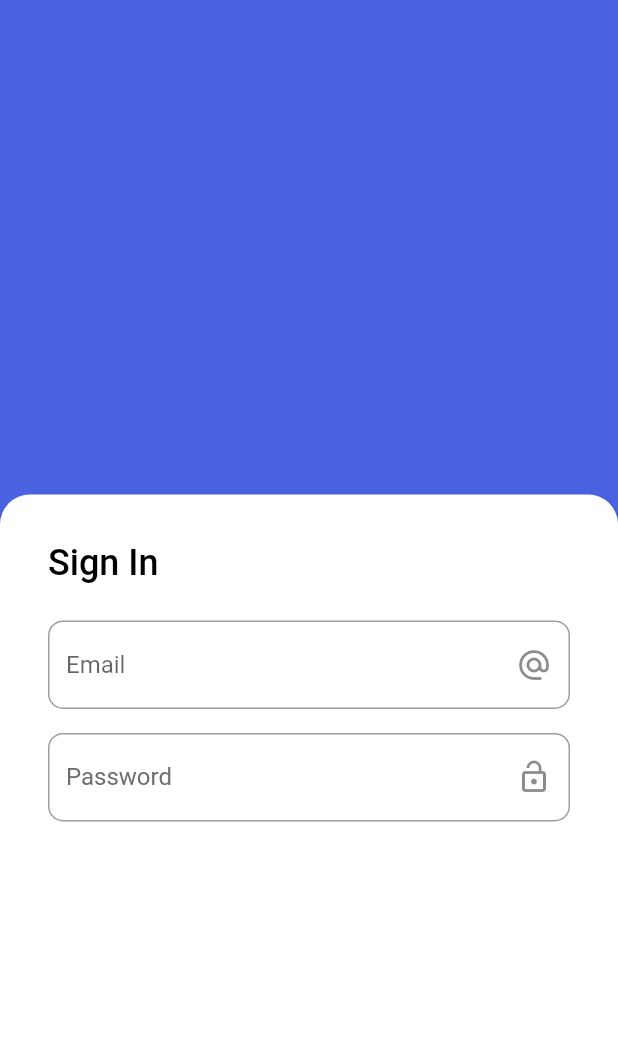
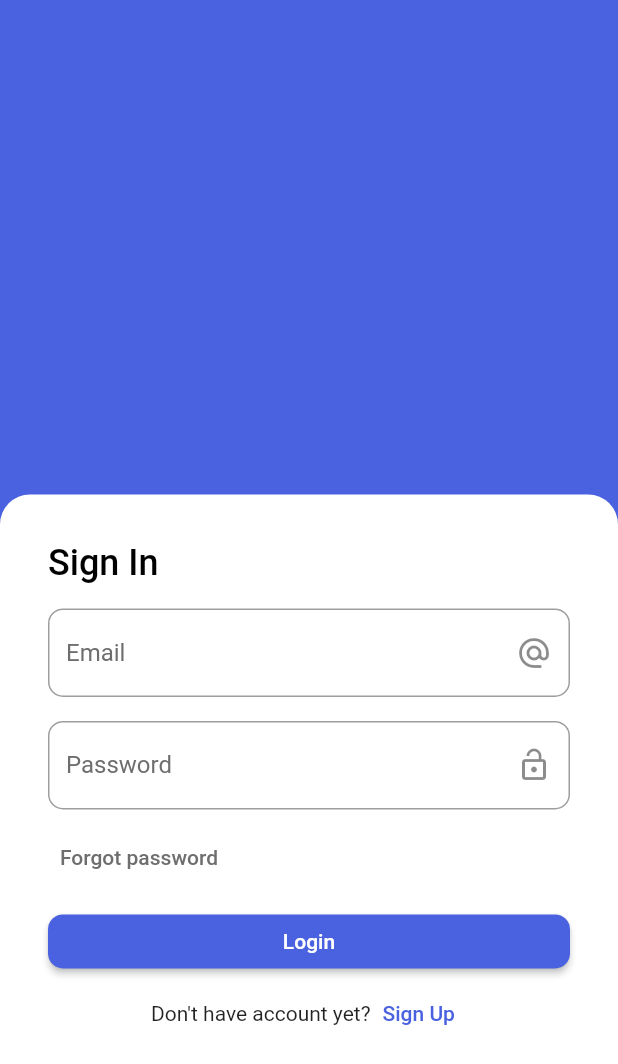
Before and after one commit to levanthuanmy/flutter_chat_app, a Flutter app: the screen it shows after launch, on a phone screen of 412 x 824 dp. Shown: the top 1064 px of the screen. Run offline on Flutter 3.47's test engine with Material 2 defaults, Android fonts, the phone set to English and light mode, and no system bars.

Commit message:
Refactor and update signin screen

```diff
--- /dev/null
+++ b/lib/common/auth_button.dart
@@ -0,0 +1,29 @@
+import 'package:flutter/material.dart';
+
+import '../constants/ui_constant.dart';
+
+class AuthButton extends StatelessWidget {
+  final String buttonText;
+  final VoidCallback onPressed;
+  const AuthButton(
+      {Key? key, required this.buttonText, required this.onPressed})
+      : super(key: key);
+
+  @override
+  Widget build(BuildContext context) {
+    return ElevatedButton(
+      style: TextButton.styleFrom(
+        shape: RoundedRectangleBorder(
+          borderRadius: BorderRadius.circular(UIConstant.borderRadius),
+        ),
+        padding: const EdgeInsets.symmetric(vertical: 8),
+      ),
+      onPressed: onPressed,
+      child: Center(
+          child: Text(
+        buttonText,
+        style: TextStyle(color: UIConstant.white),
+      )),
+    );
+  }
+}
--- /dev/null
+++ b/lib/common/custom_input_field.dart
@@ -0,0 +1,43 @@
+import 'package:flutter/material.dart';
+
+import '../constants/ui_constant.dart';
+
+class CustomInputField extends StatelessWidget {
+  final bool obscureText;
+  final String? hintText;
+  final Widget? suffixIcon;
+  final TextEditingController controller;
+  final String errorText;
+
+  const CustomInputField({
+    Key? key,
+    required this.controller,
+    this.suffixIcon,
+    this.errorText = "",
+    this.hintText,
+    this.obscureText = false,
+  }) : super(key: key);
+
+  @override
+  Widget build(BuildContext context) {
+    return Container(
+      // margin: const EdgeInsets.fromLTRB(0, 16, 0, 0),
+      child: TextField(
+        controller: controller,
+        decoration: InputDecoration(
+          hintText: hintText,
+          hintStyle: TextStyle(color: UIConstant.secondary),
+          suffixIcon: suffixIcon,
+          border: OutlineInputBorder(
+            borderSide: const BorderSide(
+              color: Colors.grey,
+              width: 1.0,
+            ),
+            borderRadius: BorderRadius.circular(UIConstant.borderRadius),
+          ),
+        ),
+        obscureText: obscureText,
+      ),
+    );
+  }
+}
--- /dev/null
+++ b/lib/constants/ui_constant.dart
@@ -0,0 +1,45 @@
+import 'package:flutter/material.dart';
+
+class UIConstant {
+  static Color primary = const Color.fromRGBO(74, 98, 224, 1);
+  static Color secondary = const Color.fromRGBO(110, 110, 110, 1);
+
+  /// Disabled background color
+  static Color tertiary = const Color.fromRGBO(229, 229, 229, 1);
+  static Color white = Colors.white;
+
+  static const double borderRadius = 10;
+
+  static double fontSize12 = 12;
+  static double fontSize14 = 14;
+  static double fontSize16 = 16;
+  static double fontSize18 = 18;
+  static double fontSize24 = 24;
+  static double fontSize32 = 32;
+
+  static FontWeight fontWeightLight = FontWeight.w300;
+  static FontWeight fontWeightNormal = FontWeight.w400;
+  static FontWeight fontWeightMedium = FontWeight.w500;
+  static FontWeight fontWeightSemiBold = FontWeight.w600;
+  static FontWeight fontWeightBold = FontWeight.w700;
+
+  static MaterialColor createMaterialColor(Color color) {
+    List strengths = <double>[.05];
+    final swatch = <int, Color>{};
+    final int r = color.red, g = color.green, b = color.blue;
+
+    for (int i = 1; i < 10; i++) {
+      strengths.add(0.1 * i);
+    }
+    strengths.forEach((strength) {
+      final double ds = 0.5 - strength;
+      swatch[(strength * 1000).round()] = Color.fromRGBO(
+        r + ((ds < 0 ? r : (255 - r)) * ds).round(),
+        g + ((ds < 0 ? g : (255 - g)) * ds).round(),
+        b + ((ds < 0 ? b : (255 - b)) * ds).round(),
+        1,
+      );
+    });
+    return MaterialColor(color.value, swatch);
+  }
+}
--- a/lib/main.dart
+++ b/lib/main.dart
@@ -1,5 +1,7 @@
 import 'package:flutter/material.dart';
-import 'package:flutter/rendering.dart';
+import 'package:flutter_chat_app/screens/signin_screen.dart';
+
+import 'constants/ui_constant.dart';
 
 void main() {
   runApp(const MyApp());
@@ -17,7 +19,7 @@ class MyApp extends StatelessWidget {
         primarySwatch: UIConstant.createMaterialColor(UIConstant.primary),
       ),
       debugShowCheckedModeBanner: false,
-      home: const MyHomePage(),
+      home: const SignInScreen(),
     );
   }
 }
@@ -30,134 +32,8 @@ class MyHomePage extends StatefulWidget {
 }
 
 class _MyHomePageState extends State<MyHomePage> {
-  double _getScreenWidth(BuildContext context) {
-    return MediaQuery.of(context).size.width;
-  }
-
-  double _getScreenHeight(BuildContext context) {
-    return MediaQuery.of(context).size.height;
-  }
-
   @override
   Widget build(BuildContext context) {
-    return Scaffold(
-      body: Container(
-        width: _getScreenWidth(context),
-        color: UIConstant.primary,
-        child: Column(
-          mainAxisAlignment: MainAxisAlignment.center,
-          children: <Widget>[
-            Container(
-              width: _getScreenWidth(context),
-              height: _getScreenHeight(context) * 0.4,
-            ),
-            Container(
-              width: _getScreenWidth(context),
-              height: _getScreenHeight(context) * 0.6,
-              decoration: const BoxDecoration(
-                borderRadius: BorderRadius.only(
-                  topLeft: Radius.circular(20),
-                  topRight: Radius.circular(20),
-                ),
-                color: Colors.white,
-              ),
-              child: Container(
-                padding: const EdgeInsets.all(32),
-                child: Column(
-                  children: [
-                    Row(
-                      children: [
-                        Text(
-                          'Sign In',
-                          style: TextStyle(
-                            color: Colors.black,
-                            fontSize: UIConstant.fontSize24,
-                            fontWeight: UIConstant.fontWeightMedium,
-                          ),
-                        ),
-                      ],
-                    ),
-                    Container(
-                      margin: const EdgeInsets.fromLTRB(0, 24, 0, 0),
-                      child: TextField(
-                        decoration: InputDecoration(
-                          hintText: 'Email',
-                          suffixIcon: const Icon(Icons.alternate_email),
-                          border: OutlineInputBorder(
-                            borderSide: const BorderSide(
-                              color: Colors.grey,
-                              width: 1.0,
-                            ),
-                            borderRadius: BorderRadius.circular(10),
-                          ),
-                        ),
-                      ),
-                    ),
-                    Container(
-                      margin: const EdgeInsets.fromLTRB(0, 16, 0, 0),
-                      child: TextField(
-                        decoration: InputDecoration(
-                          hintText: 'Password',
-                          hintStyle: TextStyle(color: UIConstant.secondary),
-                          suffixIcon: const Icon(Icons.lock_open),
-                          border: OutlineInputBorder(
-                            borderSide: const BorderSide(
-                              color: Colors.grey,
-                              width: 1.0,
-                            ),
-                            borderRadius: BorderRadius.circular(10),
-                          ),
-                        ),
-                        obscureText: true,
-                      ),
-                    )
-                  ],
-                ),
-              ),
-            ),
-          ],
-        ),
-      ),
-    );
+    return Container();
   }
 }
-
-class UIConstant {
-  static Color primary = const Color.fromRGBO(74, 98, 224, 1);
-  static Color secondary = const Color.fromRGBO(110, 110, 110, 1);
-  static Color tertiary =
-      const Color.fromRGBO(229, 229, 229, 1); //disable background color
-
-  static double fontSize12 = 12;
-  static double fontSize14 = 14;
-  static double fontSize16 = 16;
-  static double fontSize18 = 18;
-  static double fontSize24 = 24;
-  static double fontSize32 = 32;
-
-  static FontWeight fontWeightLight = FontWeight.w300;
-  static FontWeight fontWeightNormal = FontWeight.w400;
-  static FontWeight fontWeightMedium = FontWeight.w500;
-  static FontWeight fontWeightSemiBold = FontWeight.w600;
-  static FontWeight fontWeightBold = FontWeight.w700;
-
-  static MaterialColor createMaterialColor(Color color) {
-    List strengths = <double>[.05];
-    final swatch = <int, Color>{};
-    final int r = color.red, g = color.green, b = color.blue;
-
-    for (int i = 1; i < 10; i++) {
-      strengths.add(0.1 * i);
-    }
-    strengths.forEach((strength) {
-      final double ds = 0.5 - strength;
-      swatch[(strength * 1000).round()] = Color.fromRGBO(
-        r + ((ds < 0 ? r : (255 - r)) * ds).round(),
-        g + ((ds < 0 ? g : (255 - g)) * ds).round(),
-        b + ((ds < 0 ? b : (255 - b)) * ds).round(),
-        1,
-      );
-    });
-    return MaterialColor(color.value, swatch);
-  }
-}
--- /dev/null
+++ b/lib/screens/signin_screen.dart
@@ -0,0 +1,115 @@
+import 'package:flutter/material.dart';
+import 'package:flutter_chat_app/common/auth_button.dart';
+import 'package:flutter_chat_app/common/custom_input_field.dart';
+
+import '../constants/ui_constant.dart';
+
+class SignInScreen extends StatefulWidget {
+  const SignInScreen({Key? key}) : super(key: key);
+
+  @override
+  State<SignInScreen> createState() => _SignInScreenState();
+}
+
+class _SignInScreenState extends State<SignInScreen> {
+  double _getScreenWidth(BuildContext context) {
+    return MediaQuery.of(context).size.width;
+  }
+
+  double _getScreenHeight(BuildContext context) {
+    return MediaQuery.of(context).size.height;
+  }
+
+  @override
+  Widget build(BuildContext context) {
+    return Scaffold(
+      body: SafeArea(
+        child: Container(
+          color: UIConstant.primary,
+          child: Column(
+            mainAxisAlignment: MainAxisAlignment.end,
+            children: <Widget>[
+              Container(
+                width: _getScreenWidth(context),
+                height: _getScreenHeight(context) * 0.6,
+                decoration: const BoxDecoration(
+                  borderRadius: BorderRadius.only(
+                    topLeft: Radius.circular(20),
+                    topRight: Radius.circular(20),
+                  ),
+                  color: Colors.white,
+                ),
+                child: Container(
+                  padding: const EdgeInsets.all(32),
+                  child: Column(
+                    children: [
+                      Row(
+                        children: [
+                          Text(
+                            'Sign In',
+                            style: TextStyle(
+                              color: Colors.black,
+                              fontSize: UIConstant.fontSize24,
+                              fontWeight: UIConstant.fontWeightMedium,
+                            ),
+                          ),
+                        ],
+                      ),
+                      const SizedBox(
+                        height: 16,
+                      ),
+                      CustomInputField(
+                        controller: TextEditingController(),
+                        hintText: "Email",
+                        obscureText: true,
+                        suffixIcon: const Icon(Icons.alternate_email),
+                      ),
+                      const SizedBox(
+                        height: 16,
+                      ),
+                      CustomInputField(
+                        controller: TextEditingController(),
+                        hintText: "Password",
+                        obscureText: true,
+                        suffixIcon: const Icon(Icons.lock_open),
+                      ),
+                      Padding(
+                        padding: EdgeInsets.symmetric(vertical: 8),
+                        child: Row(
+                          mainAxisAlignment: MainAxisAlignment.spaceBetween,
+                          children: [
+                            TextButton(
+                                onPressed: () {},
+                                child: Text(
+                                  "Forgot password",
+                                  style: TextStyle(color: UIConstant.secondary),
+                                )),
+                            // TextButton(
+                            //     onPressed: () {},
+                            //     child: Text(
+                            //       "Remember me",
+                            //       style: TextStyle(color: UIConstant.secondary),
+                            //     ))
+                          ],
+                        ),
+                      ),
+                      AuthButton(buttonText: "Login", onPressed: () {}),
+                      Row(
+                        mainAxisAlignment: MainAxisAlignment.center,
+                        children: [
+                          const Text("Don't have account yet?"),
+                          TextButton(
+                              onPressed: () {}, child: const Text("Sign Up"))
+                        ],
+                      )
+                    ],
+                  ),
+                ),
+              ),
+            ],
+          ),
+        ),
+      ),
+    );
+  }
+}
```
